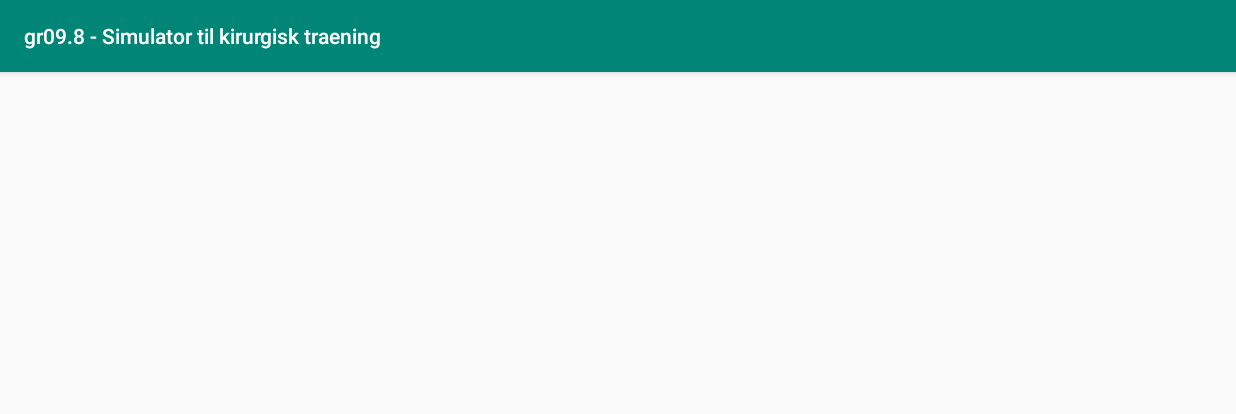
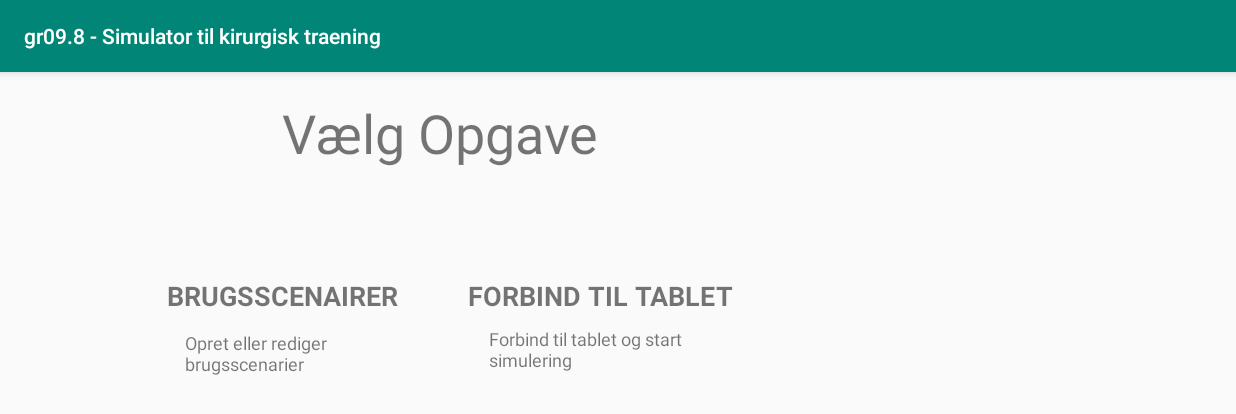
Before and after one commit to petertbdtu/gr09.8-Simulator-til-kirurgisk-traening, an Android app: the VaelgOpgaveActivity screen opened directly, with no data from a screen before it, on a phone screen of 824 x 412 dp (held sideways). Shown: the top 414 px of the screen. Run offline under Robolectric (Android 15) with nearby library versions, the phone set to English and light mode, and no system bars.

Commit message:
Layout activity_vaelg_opgave

```diff
--- a/app/src/main/res/layout/activity_vaelg_opgave.xml
+++ b/app/src/main/res/layout/activity_vaelg_opgave.xml
@@ -2,8 +2,115 @@
 <android.support.constraint.ConstraintLayout xmlns:android="http://schemas.android.com/apk/res/android"
     xmlns:app="http://schemas.android.com/apk/res-auto"
     xmlns:tools="http://schemas.android.com/tools"
+    android:id="@+id/clMainVaelgOpgave"
     android:layout_width="match_parent"
     android:layout_height="match_parent"
     tools:context=".VaelgOpgaveActivity">
 
+    <android.support.constraint.ConstraintLayout
+        android:layout_width="587dp"
+        android:layout_height="308dp"
+        tools:layout_editor_absoluteX="3dp"
+        tools:layout_editor_absoluteY="1dp">
+
+        <android.support.constraint.ConstraintLayout
+            android:id="@+id/clBrugsscenairer"
+            android:layout_width="196dp"
+            android:layout_height="105dp"
+            android:layout_marginStart="90dp"
+            android:layout_marginTop="64dp"
+            app:layout_constraintStart_toStartOf="parent"
+            app:layout_constraintTop_toBottomOf="@+id/textView5">
+
+            <TextView
+                android:id="@+id/tvBrugssenairerTitel"
+                android:layout_width="0dp"
+                android:layout_height="27dp"
+                android:layout_marginEnd="8dp"
+                android:layout_marginStart="8dp"
+                android:layout_marginTop="8dp"
+                android:text="@string/VaelgOpgave_BrugsTitel"
+                android:textAlignment="center"
+                android:textAllCaps="true"
+                android:textSize="18sp"
+                android:textStyle="bold"
+                app:layout_constraintEnd_toEndOf="parent"
+                app:layout_constraintStart_toStartOf="parent"
+                app:layout_constraintTop_toTopOf="parent" />
+
+            <TextView
+                android:id="@+id/tvBrugsscenairerText"
+                android:layout_width="148dp"
+                android:layout_height="wrap_content"
+                android:layout_marginEnd="8dp"
+                android:layout_marginStart="8dp"
+                android:layout_marginTop="8dp"
+                android:text="@string/VaelgOpgave_BrugsText"
+                android:textAlignment="textStart"
+                android:textSize="12sp"
+                app:layout_constraintEnd_toEndOf="parent"
+                app:layout_constraintHorizontal_bias="0.8"
+                app:layout_constraintStart_toStartOf="parent"
+                app:layout_constraintTop_toBottomOf="@+id/tvBrugssenairerTitel" />
+        </android.support.constraint.ConstraintLayout>
+
+        <android.support.constraint.ConstraintLayout
+            android:id="@+id/clForbinTTablet"
+            android:layout_width="196dp"
+            android:layout_height="105dp"
+            android:layout_marginEnd="90dp"
+            android:layout_marginStart="16dp"
+            android:layout_marginTop="60dp"
+            app:layout_constraintBottom_toBottomOf="@+id/clBrugsscenairer"
+            app:layout_constraintEnd_toEndOf="parent"
+            app:layout_constraintHorizontal_bias="0.0"
+            app:layout_constraintStart_toEndOf="@+id/clBrugsscenairer"
+            app:layout_constraintTop_toBottomOf="@+id/textView5"
+            app:layout_constraintVertical_bias="1.0">
+
+            <TextView
+                android:id="@+id/tvForbindTTabletTitel"
+                android:layout_width="0dp"
+                android:layout_height="wrap_content"
+                android:layout_marginEnd="1dp"
+                android:layout_marginStart="1dp"
+                android:layout_marginTop="8dp"
+                android:text="@string/VaelgOpgave_ForbindTabletTitel"
+                android:textAlignment="center"
+                android:textAllCaps="true"
+                android:textSize="18sp"
+                android:textStyle="bold"
+                app:layout_constraintEnd_toEndOf="parent"
+                app:layout_constraintStart_toStartOf="parent"
+                app:layout_constraintTop_toTopOf="parent" />
+
+            <TextView
+                android:id="@+id/tvforbindTTabletText"
+                android:layout_width="148dp"
+                android:layout_height="wrap_content"
+                android:layout_marginEnd="8dp"
+                android:layout_marginStart="8dp"
+                android:layout_marginTop="8dp"
+                android:text="@string/VaelgOpgave_forbindTabletText"
+                android:textSize="12sp"
+                app:layout_constraintEnd_toEndOf="parent"
+                app:layout_constraintStart_toStartOf="parent"
+                app:layout_constraintTop_toBottomOf="@+id/tvForbindTTabletTitel" />
+        </android.support.constraint.ConstraintLayout>
+
+        <TextView
+            android:id="@+id/textView5"
+            android:layout_width="0dp"
+            android:layout_height="wrap_content"
+            android:layout_marginEnd="8dp"
+            android:layout_marginStart="8dp"
+            android:layout_marginTop="16dp"
+            android:text="@string/VaelgOpgave_Titel"
+            android:textAlignment="center"
+            android:textAllCaps="false"
+            android:textSize="36sp"
+            app:layout_constraintEnd_toEndOf="parent"
+            app:layout_constraintStart_toStartOf="parent"
+            app:layout_constraintTop_toTopOf="parent" />
+    </android.support.constraint.ConstraintLayout>
 </android.support.constraint.ConstraintLayout>
--- a/app/src/main/res/values/strings.xml
+++ b/app/src/main/res/values/strings.xml
@@ -20,4 +20,9 @@
     <string name="scenarie_dummy_navn">Scenarienavn</string>
     <string name="rediger">Rediger</string>
     <string name="slet">Slet</string>
+    <string name="VaelgOpgave_Titel">Vælg Opgave</string>
+    <string name="VaelgOpgave_BrugsTitel">Brugsscenairer</string>
+    <string name="VaelgOpgave_ForbindTabletTitel">Forbind til tablet</string>
+    <string name="VaelgOpgave_BrugsText">Opret eller rediger brugsscenarier</string>
+    <string name="VaelgOpgave_forbindTabletText">Forbind til tablet og start simulering</string>
 </resources>
```
Also changed, not shown: app/src/main/AndroidManifest.xml (+24 -15 lines), app/src/main/java/gruppe98/dtu/dk/gr098_simulatortilkirurgisktraening/VaelgTablet.java (added, +13 -0 lines), app/src/main/res/layout/activity_vaelg_rolle.xml (+9 -7 lines), app/src/main/res/layout/activity_vaelg_tablet.xml (added, +9 -0 lines).
